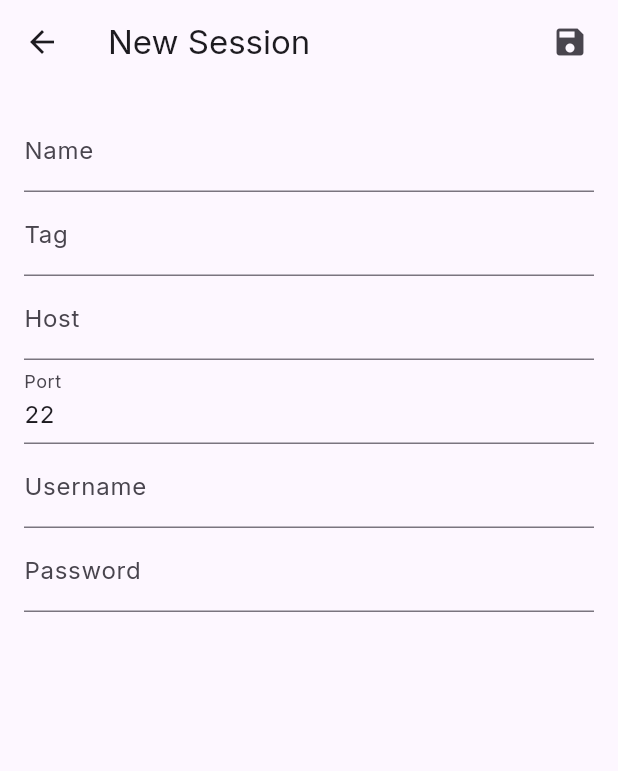
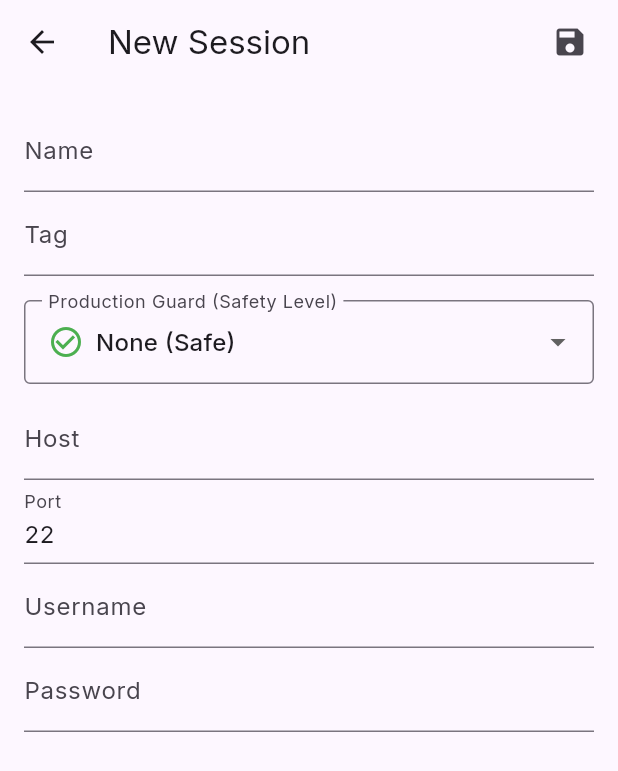
Before and after one commit to parkjangwon/anter, a Flutter app: the SessionEditorScreen screen opened directly, on a phone screen of 412 x 824 dp. Shown: the top 771 px of the screen. Run offline on Flutter 3.47's test engine with Material 3 defaults, Android fonts, the light colour scheme and no system bars; our stand-ins replace drift, file_picker, flutter_highlight, flutter_riverpod, google_fonts, google_generative_ai and 4 more; missing offline and left inert: charset_converter, dartssh2, flutter_pty, highlight, window_manager, xterm; accounts and stored records are empty; generated files the repository leaves out were written again.

Commit message:
feat: 프로덕션 가드 기능 추가

```diff
--- a/lib/src/core/database/database.dart
+++ b/lib/src/core/database/database.dart
@@ -16,7 +16,7 @@ class AppDatabase extends _$AppDatabase {
   AppDatabase() : super(_openConnection());
 
   @override
-  int get schemaVersion => 3;
+  int get schemaVersion => 4;
 
   @override
   MigrationStrategy get migration {
@@ -30,6 +30,10 @@ class AppDatabase extends _$AppDatabase {
         if (from < 3) {
           // Add tag column
           await migrator.addColumn(sessions, sessions.tag);
+        }
+        if (from < 4) {
+          // Add safetyLevel column
+          await migrator.addColumn(sessions, sessions.safetyLevel);
         }
       },
     );
--- a/lib/src/core/database/tables.dart
+++ b/lib/src/core/database/tables.dart
@@ -15,6 +15,8 @@ class Sessions extends Table {
       boolean().withDefault(const Constant(false))();
   IntColumn get groupId => integer().nullable().references(Groups, #id)();
   TextColumn get tag => text().nullable()();
+  // 0: None, 1: Yellow (Caution), 2: Red (Danger)
+  IntColumn get safetyLevel => integer().withDefault(const Constant(0))();
   DateTimeColumn get createdAt => dateTime().withDefault(currentDateAndTime)();
   DateTimeColumn get updatedAt => dateTime().withDefault(currentDateAndTime)();
 }
--- a/lib/src/features/session/presentation/session_editor_screen.dart
+++ b/lib/src/features/session/presentation/session_editor_screen.dart
@@ -25,6 +25,7 @@ class _SessionEditorScreenState extends ConsumerState<SessionEditorScreen> {
   final _portController = TextEditingController(text: '22');
   final _usernameController = TextEditingController();
   final _passwordController = TextEditingController();
+  int _safetyLevel = 0;
 
   @override
   void initState() {
@@ -36,6 +37,7 @@ class _SessionEditorScreenState extends ConsumerState<SessionEditorScreen> {
       _portController.text = widget.session!.port.toString();
       _usernameController.text = widget.session!.username;
       _passwordController.text = widget.session!.password ?? '';
+      _safetyLevel = widget.session!.safetyLevel;
     }
   }
 
@@ -66,6 +68,7 @@ class _SessionEditorScreenState extends ConsumerState<SessionEditorScreen> {
         password: drift.Value(
           _passwordController.text.isEmpty ? null : _passwordController.text,
         ),
+        safetyLevel: drift.Value(_safetyLevel),
       );
       await ref.read(sessionRepositoryProvider.notifier).upsert(session);
       if (mounted) {
@@ -118,6 +121,54 @@ class _SessionEditorScreenState extends ConsumerState<SessionEditorScreen> {
                 controller: _tagController,
                 decoration: const InputDecoration(labelText: 'Tag'),
               ),
+              const SizedBox(height: 16),
+              DropdownButtonFormField<int>(
+                value: _safetyLevel,
+                decoration: const InputDecoration(
+                  labelText: 'Production Guard (Safety Level)',
+                  border: OutlineInputBorder(),
+                ),
+                items: const [
+                  DropdownMenuItem(
+                    value: 0,
+                    child: Row(
+                      children: [
+                        Icon(Icons.check_circle_outline, color: Colors.green),
+                        SizedBox(width: 8),
+                        Text('None (Safe)'),
+                      ],
+                    ),
+                  ),
+                  DropdownMenuItem(
+                    value: 1,
+                    child: Row(
+                      children: [
+                        Icon(Icons.warning_amber, color: Colors.orange),
+                        SizedBox(width: 8),
+                        Text('Caution (Yellow)'),
+                      ],
+                    ),
+                  ),
+                  DropdownMenuItem(
+                    value: 2,
+                    child: Row(
+                      children: [
+                        Icon(Icons.dangerous, color: Colors.red),
+                        SizedBox(width: 8),
+                        Text('Production (Red)'),
+                      ],
+                    ),
+                  ),
+                ],
+                onChanged: (value) {
+                  if (value != null) {
+                    setState(() {
+                      _safetyLevel = value;
+                    });
+                  }
+                },
+              ),
+              const SizedBox(height: 8),
               TextFormField(
                 controller: _hostController,
                 decoration: const InputDecoration(labelText: 'Host'),
--- a/lib/src/features/session/presentation/session_list_screen.dart
+++ b/lib/src/features/session/presentation/session_list_screen.dart
@@ -137,6 +137,7 @@ class _SessionListScreenState extends ConsumerState<SessionListScreen>
       executeLoginScript: false,
       createdAt: DateTime.now(),
       updatedAt: DateTime.now(),
+      safetyLevel: 0,
     );
     await ref.read(tabManagerProvider.notifier).createTab(session);
   }
@@ -1384,9 +1385,7 @@ class _TerminalTabView extends ConsumerWidget {
                           key: ValueKey(pane.id),
                           terminal: pane.terminal!,
                           focusNode: pane.focusNode,
-                          onInput: (input) {
-                            pane.service.write(input);
-                          },
+                          safetyLevel: pane.session.safetyLevel,
                         );
                       },
                     ),
```
Also changed, not shown: lib/src/features/terminal/presentation/widgets/terminal_view_widget.dart (+99 -3 lines), lib/src/core/database/database.g.dart.
